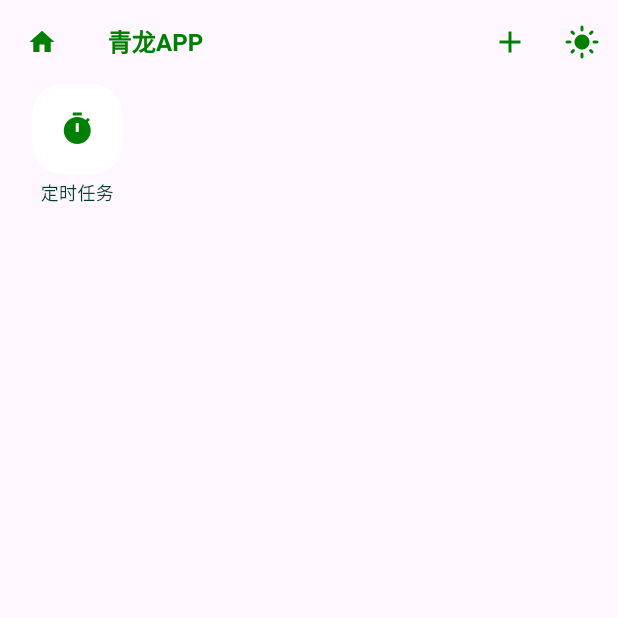
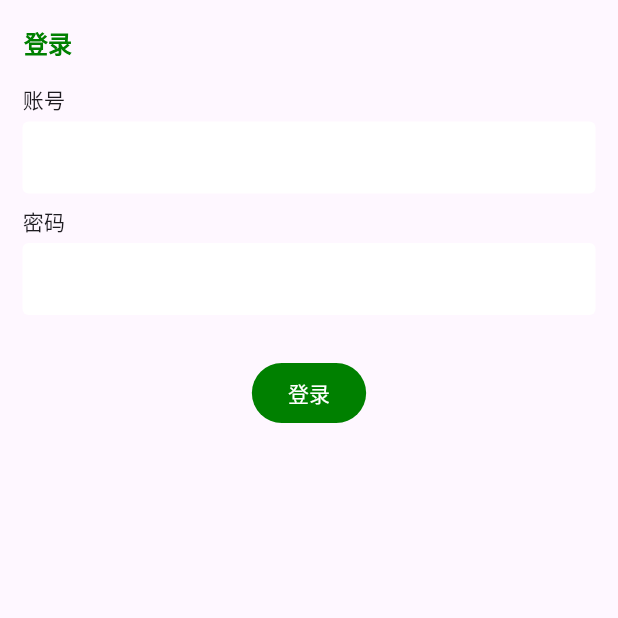
Before and after one commit to 1944876825/qinglong_tools, a Flutter app: the screen it shows after launch, on a phone screen of 412 x 824 dp, the top half of it. Run offline on Flutter 3.47's test engine with Material 3 defaults, Android fonts, the phone set to English and light mode, and no system bars; our stand-ins replace dio.

Commit message:
add login fun

```diff
--- /dev/null
+++ b/lib/http/request/user_request.dart
@@ -0,0 +1,19 @@
+import 'package:qinglong_tools/http/request/base_request.dart';
+
+// 用户登录
+class UserLogin extends BaseRequest {
+  @override
+  HttpMethod httpMethod() {
+    return HttpMethod.post;
+  }
+
+  @override
+  bool needLogin() {
+    return false;
+  }
+
+  @override
+  String path() {
+    return '/api/user/login';
+  }
+}
--- a/lib/http/request/work_request.dart
+++ b/lib/http/request/work_request.dart
@@ -1,4 +1,6 @@
 import 'package:qinglong_tools/http/request/base_request.dart';
+
+// 定时任务
 
 // 运行
 class CronRun extends BaseRequest {
--- a/lib/main.dart
+++ b/lib/main.dart
@@ -1,7 +1,9 @@
 import 'package:flutter/material.dart';
 import 'package:provider/provider.dart';
 import 'package:qinglong_tools/model/theme_model.dart';
+import 'package:qinglong_tools/model/user_model.dart';
 import 'package:qinglong_tools/pages/home_page.dart';
+import 'package:qinglong_tools/pages/login_page.dart';
 
 import 'model/provider_setup.dart';
 
@@ -23,8 +25,16 @@ class MyApp extends StatelessWidget {
       title: 'Flutter Demo',
       debugShowCheckedModeBanner: false,
       theme: Provider.of<ThemeModel>(context).themeData,
-      home: const Scaffold(
-        body: HomePage(),
+      home: Scaffold(
+        body: Consumer<UserModel>(
+          builder: (context, userModel, child) {
+            if (userModel.isLogin) {
+              return const HomePage();
+            } else {
+              return const LoginPage();
+            }
+          },
+        ),
       ),
     );
   }
--- a/lib/model/base_model.dart
+++ b/lib/model/base_model.dart
@@ -1,13 +1,15 @@
 class BaseModel<T> {
   final int code;
+  final String? message;
   final T data;
-  BaseModel({required this.code, required this.data});
+  BaseModel({required this.code, required this.data, this.message});
 
   factory BaseModel.fromJson(Map item) {
     // 调用自身构造方法传值并返回
     return BaseModel(
       code: item['code'],
       data: item['data'],
+      message: item['message'],
     );
   }
 }
--- /dev/null
+++ b/lib/model/login_model.dart
@@ -0,0 +1,32 @@
+import 'package:qinglong_tools/model/base_model.dart';
+
+class LoginModel {
+  final String token;
+  final String lastip;
+  final String lastaddr;
+  final int lastlogon;
+  final int retries;
+  final String platform;
+
+  LoginModel({
+    required this.token,
+    required this.lastip,
+    required this.lastaddr,
+    required this.lastlogon,
+    required this.retries,
+    required this.platform,
+  });
+
+  factory LoginModel.fromJson(Map<String, dynamic> item) {
+    BaseModel baseModel = BaseModel.fromJson(item);
+    Map<String, dynamic> wm = baseModel.data;
+    return LoginModel(
+      token: wm['token'],
+      lastip: wm['lastip'],
+      lastaddr: wm['lastaddr'],
+      lastlogon: wm['lastlogon'],
+      retries: wm['retries'],
+      platform: wm['platform'],
+    );
+  }
+}
--- a/lib/model/provider_setup.dart
+++ b/lib/model/provider_setup.dart
@@ -1,9 +1,11 @@
 import 'package:provider/provider.dart';
 import 'package:provider/single_child_widget.dart';
 import 'package:qinglong_tools/model/theme_model.dart';
+import 'package:qinglong_tools/model/user_model.dart';
 
 List<SingleChildStatelessWidget> providers = [
-  ChangeNotifierProvider(
+  ChangeNotifierProvider<ThemeModel>(
     create: (_) => ThemeModel(ThemeType.light),
   ),
+  ChangeNotifierProvider<UserModel>(create: (_) => UserModel())
 ];
--- /dev/null
+++ b/lib/pages/login_page.dart
@@ -0,0 +1,142 @@
+import 'package:flutter/material.dart';
+import 'package:provider/provider.dart';
+import 'package:qinglong_tools/model/user_model.dart';
+import 'package:qinglong_tools/pages/home_page.dart';
+
+class LoginPage extends StatefulWidget {
+  const LoginPage({super.key});
+
+  @override
+  State<LoginPage> createState() => _LoginPageState();
+}
+
+class _LoginPageState extends State<LoginPage> {
+  late TextEditingController username;
+  late TextEditingController password;
+
+  @override
+  void initState() {
+    username = TextEditingController();
+    password = TextEditingController();
+    super.initState();
+  }
+
+  @override
+  Widget build(BuildContext context) {
+    return Scaffold(
+      appBar: AppBar(
+        // leading: IconButton(
+        //   onPressed: () {
+        //     Navigator.pop(context);
+        //   },
+        //   icon: Icon(
+        //     Icons.arrow_back_ios,
+        //     color: Theme.of(context).primaryColor,
+        //     size: 16,
+        //   ),
+        // ),
+        backgroundColor: Colors.transparent,
+        title: Text(
+          '登录',
+          style: TextStyle(
+            fontSize: 16,
+            fontWeight: FontWeight.bold,
+            color: Theme.of(context).primaryColor,
+          ),
+        ),
+        // actions: [
+        //   TextButton(
+        //     onPressed: () {
+        //       // Navigator.push(
+        //       //   context,
+        //       //   MaterialPageRoute(
+        //       //     builder: (context) => const AddOrWorkPage(),
+        //       //   ),
+        //       // );
+        //     },
+        //     icon: Icon(
+        //       Icons.add,
+        //       color: Theme.of(context).primaryColor,
+        //       size: 24,
+        //     ),
+        //   ),
+        // ],
+      ),
+      body: Container(
+        padding: const EdgeInsets.only(left: 15, right: 15),
+        child: Column(
+          children: [
+            _buildInput('账号', username),
+            _buildInput('密码', password, obscureText: true),
+            const SizedBox(height: 20),
+            Consumer<UserModel>(builder: (context, model, child) {
+              if (model.isLogin) {
+                FilledButton(
+                  onPressed: () {
+                    Navigator.pushReplacement(
+                      context,
+                      MaterialPageRoute(
+                        builder: (context) => const HomePage(),
+                      ),
+                    );
+                  },
+                  style: ButtonStyle(
+                      backgroundColor: MaterialStateProperty.all(
+                          Theme.of(context).primaryColor)),
+                  child: const Text(
+                    '进入',
+                    style: TextStyle(color: Colors.white),
+                  ),
+                );
+              }
+              if (model.loading) {
+                return const CircularProgressIndicator();
+              }
+              return FilledButton(
+                onPressed: () {
+                  Provider.of<UserModel>(context, listen: false)
+                      .setUser(username.text, password.text);
+                  Provider.of<UserModel>(context, listen: false).login();
+                },
+                style: ButtonStyle(
+                    backgroundColor: MaterialStateProperty.all(
+                        Theme.of(context).primaryColor)),
+                child: const Text(
+                  '登录',
+                  style: TextStyle(color: Colors.white),
+                ),
+              );
+            }),
+          ],
+        ),
+      ),
+    );
+  }
+
+  Widget _buildInput(String title, TextEditingController controller,
+      {bool obscureText = false}) {
+    return Column(
+      mainAxisSize: MainAxisSize.min,
+      crossAxisAlignment: CrossAxisAlignment.start,
+      children: [
+        Text(title),
+        const SizedBox(height: 5),
+        Container(
+          padding: const EdgeInsets.only(left: 10, right: 10),
+          decoration: const BoxDecoration(
+            borderRadius: BorderRadius.all(Radius.circular(4.0)),
+            color: Colors.white,
+          ),
+          child: TextField(
+            obscureText: obscureText,
+            controller: controller,
+            decoration: const InputDecoration(
+              border: InputBorder.none,
+            ),
+          ),
+        ),
+        const SizedBox(height: 8),
+      ],
+    );
+  }
+}
```
Also changed, not shown: lib/http/core/http.dart (+6 -2 lines), lib/http/request/base_request.dart (+6 -4 lines), lib/model/user_model.dart (added, +53 -0 lines).
